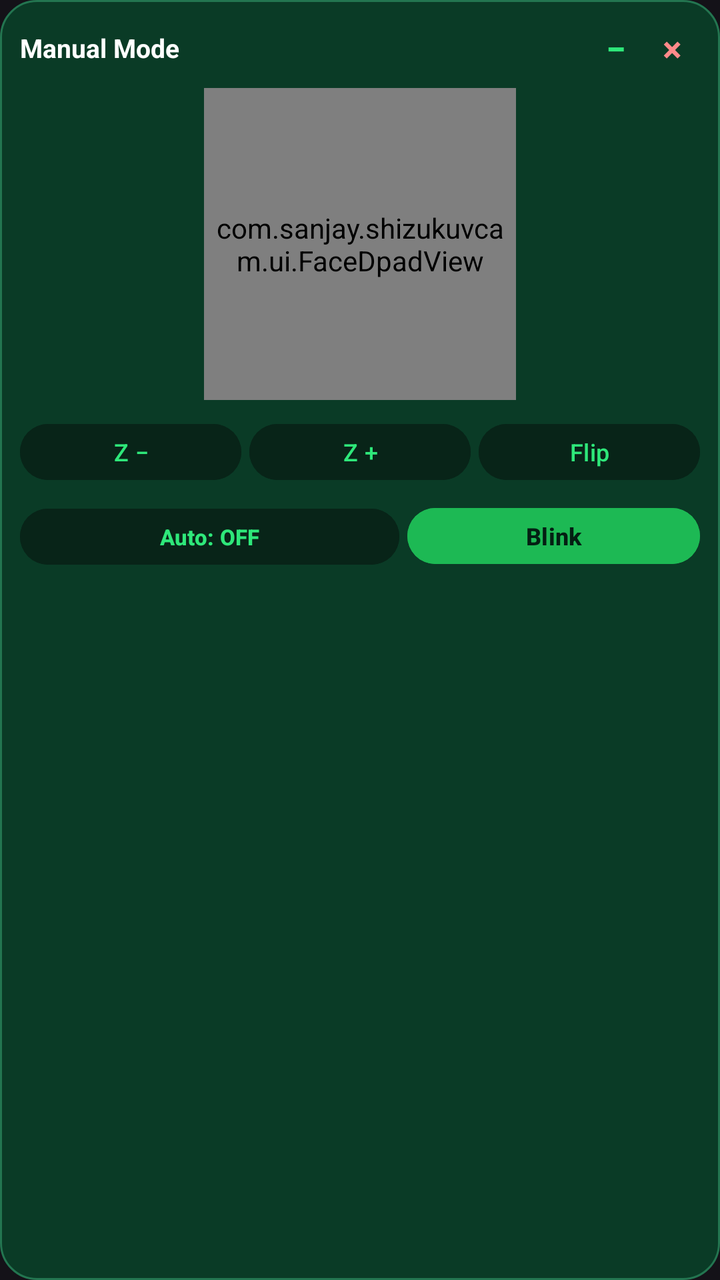
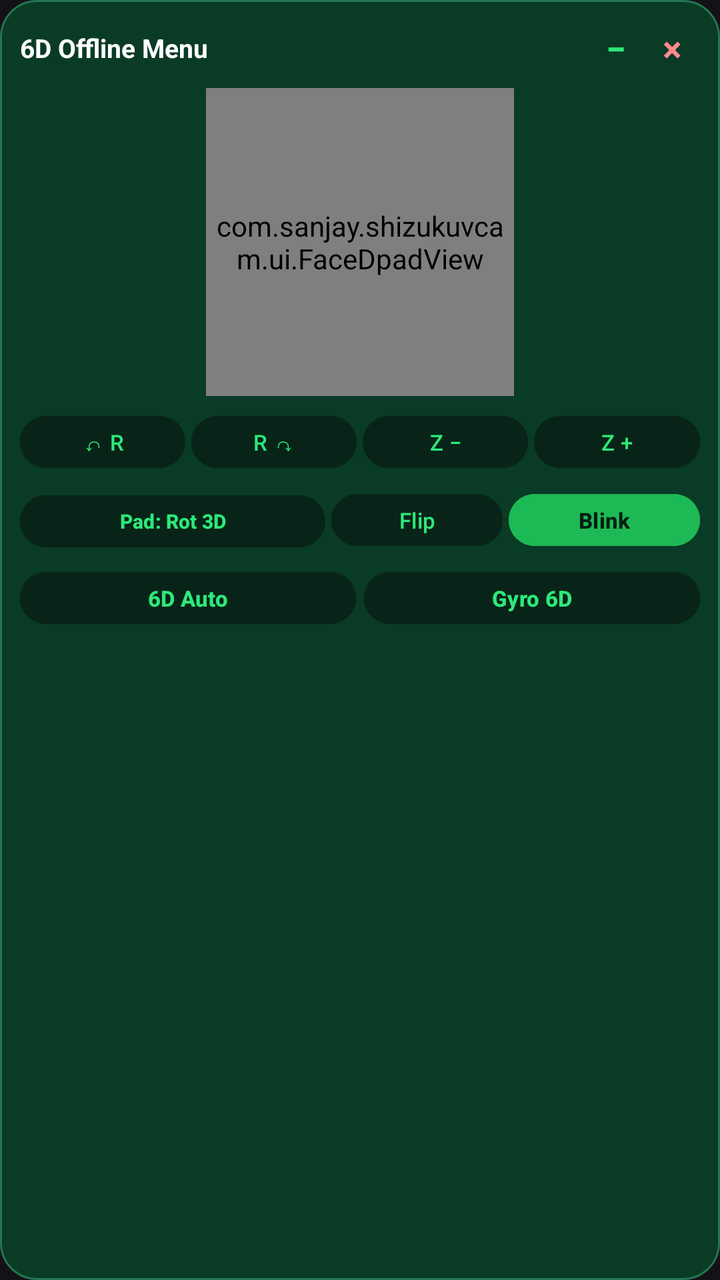

The first picture is an Android layout as it rendered before a commit; the second is the same layout after the commit. The layout source and the unified diff follow.
<!-- AndroidManifest.xml: application theme Theme.Material3.Dark.NoActionBar -->
<!-- res/layout/overlay_manual_controls.xml -->
<?xml version="1.0" encoding="utf-8"?>
<LinearLayout xmlns:android="http://schemas.android.com/apk/res/android"
    android:layout_width="216dp"
    android:layout_height="wrap_content"
    android:background="@drawable/bg_card_panel"
    android:orientation="vertical"
    android:padding="10dp">

    
    <LinearLayout
        android:id="@+id/overlayHeader"
        android:layout_width="match_parent"
        android:layout_height="wrap_content"
        android:gravity="center_vertical"
        android:orientation="horizontal"
        android:paddingBottom="6dp">

        <TextView
            android:layout_width="0dp"
            android:layout_height="wrap_content"
            android:layout_weight="1"
            android:text="Manual Mode"
            android:textColor="#FFFFFF"
            android:textSize="13sp"
            android:textStyle="bold" />

        <TextView
            android:id="@+id/btnOverlayCollapse"
            android:layout_width="28dp"
            android:layout_height="28dp"
            android:gravity="center"
            android:text="−"
            android:textColor="#2EE87A"
            android:textSize="18sp"
            android:textStyle="bold" />

        <TextView
            android:id="@+id/btnOverlayClose"
            android:layout_width="28dp"
            android:layout_height="28dp"
            android:gravity="center"
            android:text="×"
            android:textColor="#FF8A8A"
            android:textSize="18sp"
            android:textStyle="bold" />
    </LinearLayout>

    <LinearLayout
        android:id="@+id/overlayBody"
        android:layout_width="match_parent"
        android:layout_height="wrap_content"
        android:gravity="center_horizontal"
        android:orientation="vertical">

        <com.sanjay.shizukuvcam.ui.FaceDpadView
            android:id="@+id/overlayDpad"
            android:layout_width="156dp"
            android:layout_height="156dp"
            android:layout_marginBottom="8dp" />

        <LinearLayout
            android:layout_width="match_parent"
            android:layout_height="wrap_content"
            android:orientation="horizontal"
            android:layout_marginBottom="6dp">

            <Button
                android:id="@+id/btnOverlayZoomOut"
                android:layout_width="0dp"
                android:layout_height="36dp"
                android:layout_weight="1"
                android:layout_marginEnd="4dp"
                android:backgroundTint="#082418"
                android:padding="0dp"
                android:text="Z −"
                android:textColor="#2EE87A"
                android:textSize="12sp" />

            <Button
                android:id="@+id/btnOverlayZoomIn"
                android:layout_width="0dp"
                android:layout_height="36dp"
                android:layout_weight="1"
                android:layout_marginEnd="4dp"
                android:backgroundTint="#082418"
                android:padding="0dp"
                android:text="Z +"
                android:textColor="#2EE87A"
                android:textSize="12sp" />

            <Button
                android:id="@+id/btnOverlayFlip"
                android:layout_width="0dp"
                android:layout_height="36dp"
                android:layout_weight="1"
                android:backgroundTint="#082418"
                android:padding="0dp"
                android:text="Flip"
                android:textColor="#2EE87A"
                android:textSize="12sp" />
        </LinearLayout>

        <LinearLayout
            android:layout_width="match_parent"
            android:layout_height="wrap_content"
            android:orientation="horizontal">

            <Button
                android:id="@+id/btnOverlayAutoMove"
                android:layout_width="0dp"
                android:layout_height="36dp"
                android:layout_weight="1.3"
                android:layout_marginEnd="4dp"
                android:backgroundTint="#082418"
                android:padding="0dp"
                android:text="Auto: OFF"
                android:textColor="#2EE87A"
                android:textSize="11sp"
                android:textStyle="bold" />

            <Button
                android:id="@+id/btnOverlayBlink"
                android:layout_width="0dp"
                android:layout_height="36dp"
                android:layout_weight="1"
                android:backgroundTint="#1DB954"
                android:padding="0dp"
                android:text="Blink"
                android:textColor="#041F13"
                android:textSize="12sp"
                android:textStyle="bold" />
        </LinearLayout>
    </LinearLayout>
</LinearLayout>
<!-- resources referenced by this layout -->
<resources>
  <!-- drawable bg_card_panel (drawable) -->
  <?xml version="1.0" encoding="utf-8"?>
  <shape xmlns:android="http://schemas.android.com/apk/res/android"
      android:shape="rectangle">
      <solid android:color="#0A3B26" />
      <corners android:radius="18dp" />
      <stroke android:width="1dp" android:color="#237550" />
  </shape>
</resources>

<!-- the commit's change to res/layout/overlay_manual_controls.xml (unified diff, before → after) -->
@@ -1,6 +1,6 @@
 <?xml version="1.0" encoding="utf-8"?>
 <LinearLayout xmlns:android="http://schemas.android.com/apk/res/android"
-    android:layout_width="216dp"
+    android:layout_width="224dp"
     android:layout_height="wrap_content"
     android:background="@drawable/bg_card_panel"
     android:orientation="vertical"
@@ -19,7 +19,7 @@
             android:layout_width="0dp"
             android:layout_height="wrap_content"
             android:layout_weight="1"
-            android:text="Manual Mode"
+            android:text="6D Offline Menu"
             android:textColor="#FFFFFF"
             android:textSize="13sp"
             android:textStyle="bold" />
@@ -54,52 +54,111 @@
 
         <com.sanjay.shizukuvcam.ui.FaceDpadView
             android:id="@+id/overlayDpad"
-            android:layout_width="156dp"
-            android:layout_height="156dp"
-            android:layout_marginBottom="8dp" />
+            android:layout_width="154dp"
+            android:layout_height="154dp"
+            android:layout_marginBottom="6dp" />
 
+        
         <LinearLayout
             android:layout_width="match_parent"
             android:layout_height="wrap_content"
             android:orientation="horizontal"
-            android:layout_marginBottom="6dp">
+            android:layout_marginBottom="5dp">
 
             <Button
-                android:id="@+id/btnOverlayZoomOut"
+                android:id="@+id/btnOverlayRollLeft"
                 android:layout_width="0dp"
-                android:layout_height="36dp"
+                android:layout_height="34dp"
                 android:layout_weight="1"
-                android:layout_marginEnd="4dp"
+                android:layout_marginEnd="3dp"
+                android:backgroundTint="#082418"
+                android:padding="0dp"
+                android:text="↶ R"
+                android:textColor="#2EE87A"
+                android:textSize="11sp" />
+
+            <Button
+                android:id="@+id/btnOverlayRollRight"
+                android:layout_width="0dp"
+                android:layout_height="34dp"
+                android:layout_weight="1"
+                android:layout_marginEnd="3dp"
+                android:backgroundTint="#082418"
+                android:padding="0dp"
+                android:text="R ↷"
+                android:textColor="#2EE87A"
+                android:textSize="11sp" />
+
+            <Button
+                android:id="@+id/btnOverlayDepthOut"
+                android:layout_width="0dp"
+                android:layout_height="34dp"
+                android:layout_weight="1"
+                android:layout_marginEnd="3dp"
                 android:backgroundTint="#082418"
                 android:padding="0dp"
                 android:text="Z −"
                 android:textColor="#2EE87A"
-                android:textSize="12sp" />
+                android:textSize="11sp" />
 
             <Button
-                android:id="@+id/btnOverlayZoomIn"
+                android:id="@+id/btnOverlayDepthIn"
                 android:layout_width="0dp"
-                android:layout_height="36dp"
+                android:layout_height="34dp"
                 android:layout_weight="1"
-                android:layout_marginEnd="4dp"
                 android:backgroundTint="#082418"
                 android:padding="0dp"
                 android:text="Z +"
                 android:textColor="#2EE87A"
-                android:textSize="12sp" />
+                android:textSize="11sp" />
+        </LinearLayout>
+
+        
+        <LinearLayout
+            android:layout_width="match_parent"
+            android:layout_height="wrap_content"
+            android:orientation="horizontal"
+            android:layout_marginBottom="5dp">
+
+            <Button
+                android:id="@+id/btnOverlayAxisMode"
+                android:layout_width="0dp"
+                android:layout_height="34dp"
+                android:layout_weight="1.6"
+                android:layout_marginEnd="3dp"
+                android:backgroundTint="#082418"
+                android:padding="0dp"
+                android:text="Pad: Rot 3D"
+                android:textColor="#2EE87A"
+                android:textSize="10sp"
+                android:textStyle="bold" />
 
             <Button
                 android:id="@+id/btnOverlayFlip"
                 android:layout_width="0dp"
-                android:layout_height="36dp"
-                android:layout_weight="1"
+                android:layout_height="34dp"
+                android:layout_weight="0.9"
+                android:layout_marginEnd="3dp"
                 android:backgroundTint="#082418"
                 android:padding="0dp"
                 android:text="Flip"
                 android:textColor="#2EE87A"
-                android:textSize="12sp" />
+                android:textSize="11sp" />
+
+            <Button
+                android:id="@+id/btnOverlayBlink"
+                android:layout_width="0dp"
+                android:layout_height="34dp"
+                android:layout_weight="1"
+                android:backgroundTint="#1DB954"
+                android:padding="0dp"
+                android:text="Blink"
+                android:textColor="#041F13"
+                android:textSize="11sp"
+                android:textStyle="bold" />
         </LinearLayout>
 
+        
         <LinearLayout
             android:layout_width="match_parent"
             android:layout_height="wrap_content"
@@ -108,26 +167,26 @@
             <Button
                 android:id="@+id/btnOverlayAutoMove"
                 android:layout_width="0dp"
-                android:layout_height="36dp"
-                android:layout_weight="1.3"
+                android:layout_height="34dp"
+                android:layout_weight="1"
                 android:layout_marginEnd="4dp"
                 android:backgroundTint="#082418"
                 android:padding="0dp"
-                android:text="Auto: OFF"
+                android:text="6D Auto"
                 android:textColor="#2EE87A"
                 android:textSize="11sp"
                 android:textStyle="bold" />
 
             <Button
-                android:id="@+id/btnOverlayBlink"
+                android:id="@+id/btnOverlayGyro"
                 android:layout_width="0dp"
-                android:layout_height="36dp"
+                android:layout_height="34dp"
                 android:layout_weight="1"
-                android:backgroundTint="#1DB954"
+                android:backgroundTint="#082418"
                 android:padding="0dp"
-                android:text="Blink"
-                android:textColor="#041F13"
-                android:textSize="12sp"
+                android:text="Gyro 6D"
+                android:textColor="#2EE87A"
+                android:textSize="11sp"
                 android:textStyle="bold" />
         </LinearLayout>
     </LinearLayout>
